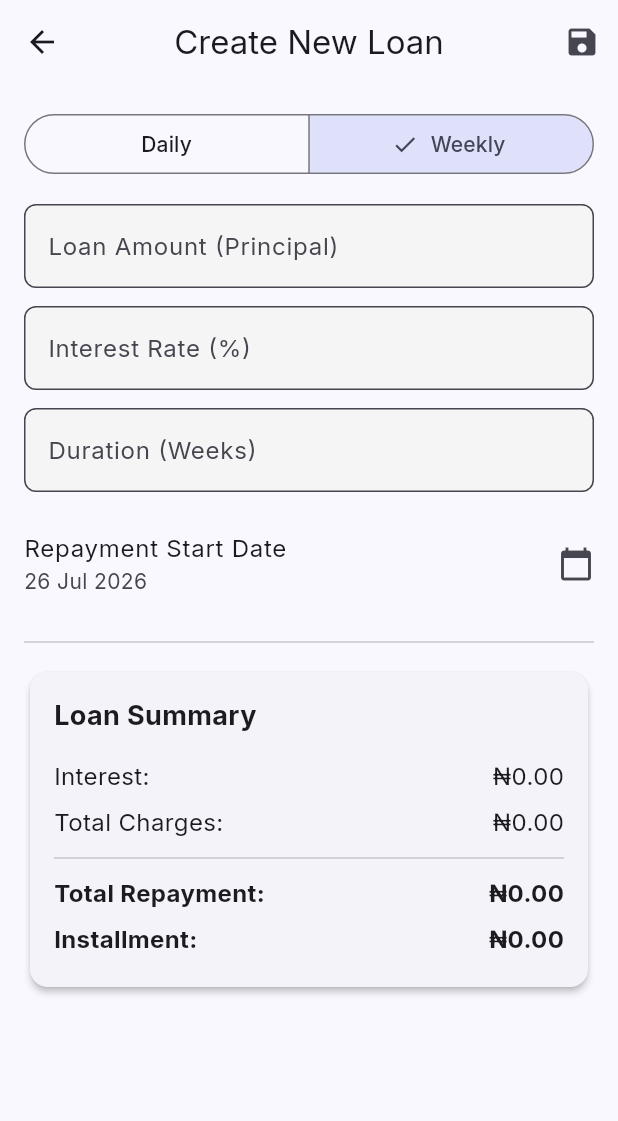
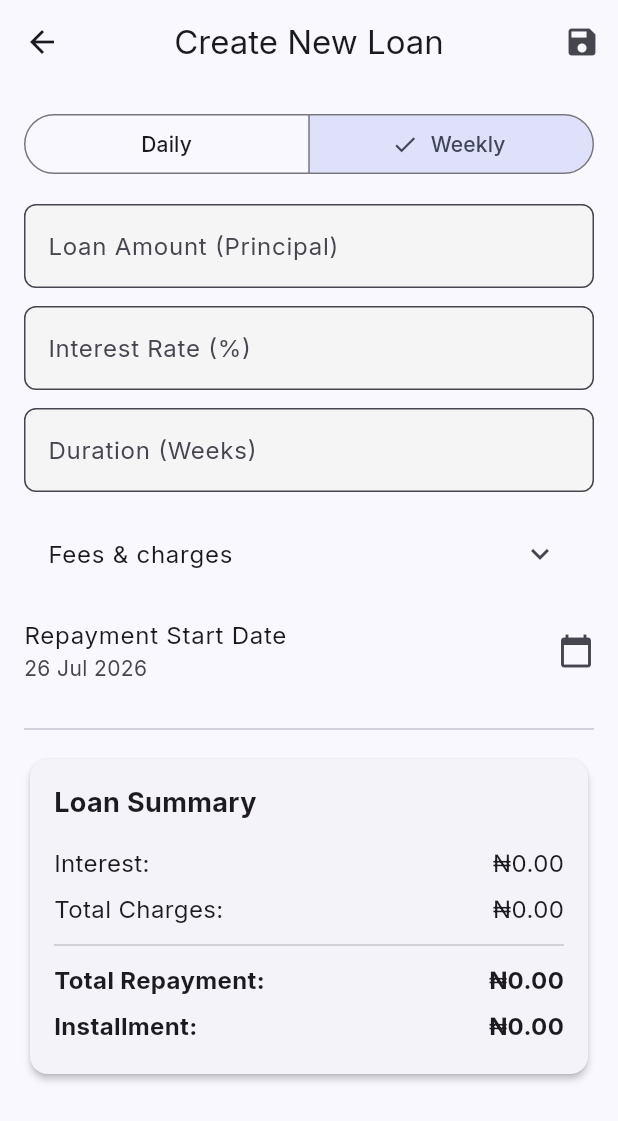
Before and after one commit to eghosa001/Adeghe_loan, a Flutter app: the LoanCreationScreen screen opened directly with empty values, after a tap on "Weekly", on a phone screen of 412 x 824 dp. Shown: the top 1121 px of the screen. Run offline on Flutter 3.47's test engine with Material 3 defaults, Android fonts, the phone set to English and light mode, and no system bars; our stand-ins replace file_picker, flutter_local_notifications, flutter_riverpod, flutter_secure_storage, go_router, google_fonts and 5 more; missing offline and left inert: encrypt, excel; accounts and stored records are empty.

Commit message:
feat: expose insurance, commission, processing, admin, and other charges in loan creation form

```diff
--- a/lib/features/loans/presentation/screens/loan_creation_screen.dart
+++ b/lib/features/loans/presentation/screens/loan_creation_screen.dart
@@ -74,6 +74,36 @@ class LoanCreationScreen extends ConsumerWidget {
                 : 'Duration (Weeks)',
             onChanged: (value) =>
                 formNotifier.updateField(duration: int.tryParse(value) ?? 0),
+          ),
+          ExpansionTile(
+            title: const Text('Fees & charges'),
+            children: [
+              _buildTextField(
+                label: 'Insurance fee (%)',
+                onChanged: (value) => formNotifier.updateField(
+                    insuranceFeePercent: double.tryParse(value) ?? 0.0),
+              ),
+              _buildTextField(
+                label: 'Commission (%)',
+                onChanged: (value) => formNotifier.updateField(
+                    commissionPercent: double.tryParse(value) ?? 0.0),
+              ),
+              _buildTextField(
+                label: 'Processing fee',
+                onChanged: (value) => formNotifier.updateField(
+                    processingFee: double.tryParse(value) ?? 0.0),
+              ),
+              _buildTextField(
+                label: 'Administrative fee',
+                onChanged: (value) => formNotifier.updateField(
+                    administrativeFee: double.tryParse(value) ?? 0.0),
+              ),
+              _buildTextField(
+                label: 'Other charges',
+                onChanged: (value) => formNotifier.updateField(
+                    otherCharges: double.tryParse(value) ?? 0.0),
+              ),
+            ],
           ),
 
           // Start Date
```
